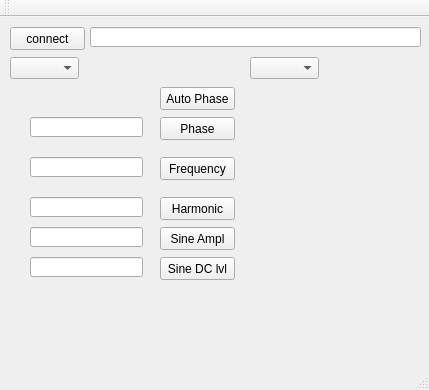
vicvict/Lock-In-Amplifier, file SerialPortCommunicationQt/SerialPortCommunication/SRS/LockInAmplifier/Final_Lock-In-Amplifier/mainwindow.ui: the form before one commit.
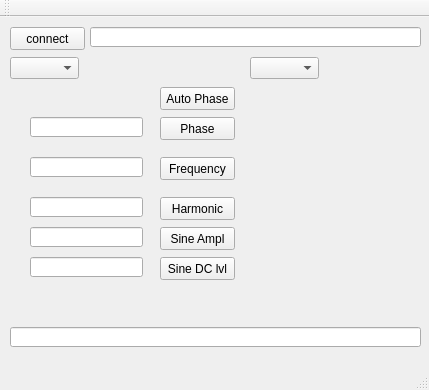
The form after the commit.

Commit message: OFLT with Combobox programmed:

What changed in the file:
```diff
--- a/SerialPortCommunicationQt/SerialPortCommunication/SRS/LockInAmplifier/Final_Lock-In-Amplifier/mainwindow.ui
+++ b/SerialPortCommunicationQt/SerialPortCommunication/SRS/LockInAmplifier/Final_Lock-In-Amplifier/mainwindow.ui
@@ -185,6 +185,16 @@
      </rect>
     </property>
    </widget>
+   <widget class="QLineEdit" name="lineEditError">
+    <property name="geometry">
+     <rect>
+      <x>10</x>
+      <y>310</y>
+      <width>411</width>
+      <height>20</height>
+     </rect>
+    </property>
+   </widget>
   </widget>
   <widget class="QMenuBar" name="menuBar">
    <property name="geometry">
```
The commit also changes 2 other files.
